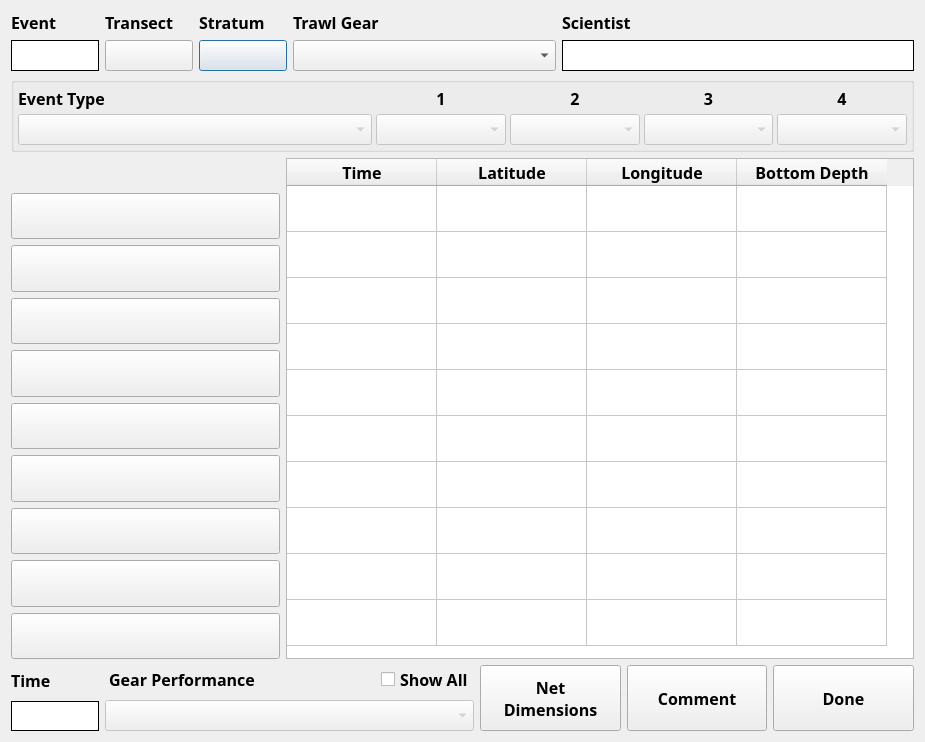
Old version of the form ui/MACETrawlEvent.ui in the repository aliciabillings-noaa/CLAMS.
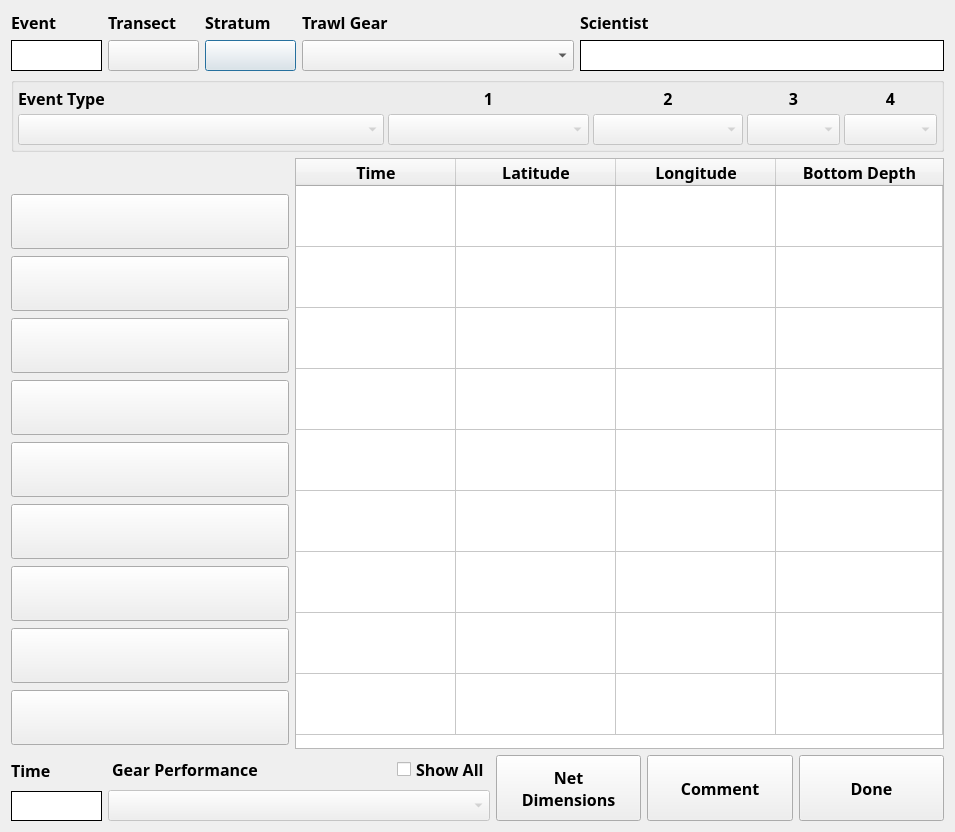
New version of the form.

The edit to the form file:
```diff
--- a/ui/MACETrawlEvent.ui
+++ b/ui/MACETrawlEvent.ui
@@ -6,8 +6,8 @@
    <rect>
     <x>0</x>
     <y>0</y>
-    <width>925</width>
-    <height>742</height>
+    <width>955</width>
+    <height>832</height>
    </rect>
   </property>
   <property name="sizePolicy">
@@ -265,7 +265,7 @@
          </layout>
         </item>
         <item>
-         <layout class="QGridLayout" name="gridLayout">
+         <layout class="QGridLayout" name="gridLayout" columnstretch="40,30,15,15" columnminimumwidth="0,0,0,0">
           <item row="0" column="0">
            <widget class="QLabel" name="accessLabel1">
             <property name="font">
@@ -441,13 +441,13 @@
          <property name="minimumSize">
           <size>
            <width>0</width>
-           <height>0</height>
+           <height>55</height>
           </size>
          </property>
          <property name="maximumSize">
           <size>
            <width>5000</width>
-           <height>5000</height>
+           <height>55</height>
           </size>
          </property>
          <property name="font">
@@ -468,13 +468,13 @@
          <property name="minimumSize">
           <size>
            <width>0</width>
-           <height>0</height>
+           <height>55</height>
           </size>
          </property>
          <property name="maximumSize">
           <size>
            <width>5000</width>
-           <height>5000</height>
+           <height>55</height>
           </size>
          </property>
          <property name="font">
@@ -495,13 +495,13 @@
          <property name="minimumSize">
           <size>
            <width>0</width>
-           <height>0</height>
+           <height>55</height>
           </size>
          </property>
          <property name="maximumSize">
           <size>
            <width>5000</width>
-           <height>5000</height>
+           <height>55</height>
           </size>
          </property>
          <property name="font">
@@ -522,13 +522,13 @@
          <property name="minimumSize">
           <size>
            <width>0</width>
-           <height>0</height>
+           <height>55</height>
           </size>
          </property>
          <property name="maximumSize">
           <size>
            <width>5000</width>
-           <height>5000</height>
+           <height>55</height>
           </size>
          </property>
          <property name="font">
@@ -549,13 +549,13 @@
          <property name="minimumSize">
           <size>
            <width>0</width>
-           <height>0</height>
+           <height>55</height>
           </size>
          </property>
          <property name="maximumSize">
           <size>
            <width>5000</width>
-           <height>5000</height>
+           <height>55</height>
           </size>
          </property>
          <property name="font">
@@ -576,13 +576,13 @@
          <property name="minimumSize">
           <size>
            <width>0</width>
-           <height>0</height>
+           <height>55</height>
           </size>
          </property>
          <property name="maximumSize">
           <size>
            <width>5000</width>
-           <height>5000</height>
+           <height>55</height>
           </size>
          </property>
          <property name="font">
@@ -603,13 +603,13 @@
          <property name="minimumSize">
           <size>
            <width>0</width>
-           <height>0</height>
+           <height>55</height>
           </size>
          </property>
          <property name="maximumSize">
           <size>
            <width>5000</width>
-           <height>5000</height>
+           <height>55</height>
           </size>
          </property>
          <property name="font">
@@ -630,13 +630,13 @@
          <property name="minimumSize">
           <size>
            <width>0</width>
-           <height>0</height>
+           <height>55</height>
           </size>
          </property>
          <property name="maximumSize">
           <size>
            <width>5000</width>
-           <height>5000</height>
+           <height>55</height>
           </size>
          </property>
          <property name="font">
@@ -657,13 +657,13 @@
          <property name="minimumSize">
           <size>
            <width>0</width>
-           <height>0</height>
+           <height>55</height>
           </size>
          </property>
          <property name="maximumSize">
           <size>
            <width>5000</width>
-           <height>5000</height>
+           <height>55</height>
           </size>
          </property>
          <property name="font">
@@ -712,6 +712,9 @@
        <property name="editTriggers">
         <set>QAbstractItemView::NoEditTriggers</set>
        </property>
+       <property name="rowCount">
+        <number>9</number>
+       </property>
        <attribute name="horizontalHeaderCascadingSectionResizes">
         <bool>true</bool>
        </attribute>
@@ -719,19 +722,19 @@
         <number>100</number>
        </attribute>
        <attribute name="horizontalHeaderDefaultSectionSize">
-        <number>150</number>
+        <number>160</number>
        </attribute>
        <attribute name="horizontalHeaderStretchLastSection">
-        <bool>false</bool>
+        <bool>true</bool>
        </attribute>
        <attribute name="verticalHeaderVisible">
         <bool>false</bool>
        </attribute>
        <attribute name="verticalHeaderMinimumSectionSize">
-        <number>46</number>
+        <number>60</number>
        </attribute>
        <attribute name="verticalHeaderDefaultSectionSize">
-        <number>46</number>
+        <number>61</number>
        </attribute>
        <row>
         <property name="text">
@@ -773,11 +776,6 @@
          <string>New Row</string>
         </property>
        </row>
-       <row>
-        <property name="text">
-         <string>New Row</string>
-        </property>
-       </row>
        <row>
         <property name="text">
          <string>New Row</string>
```
